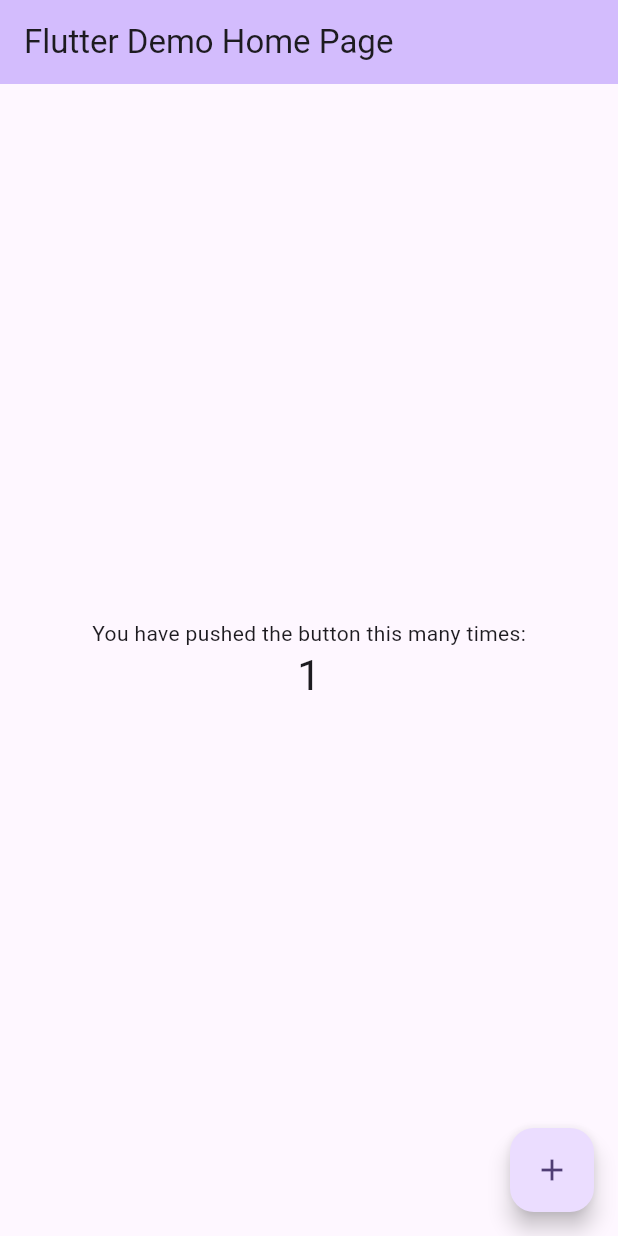
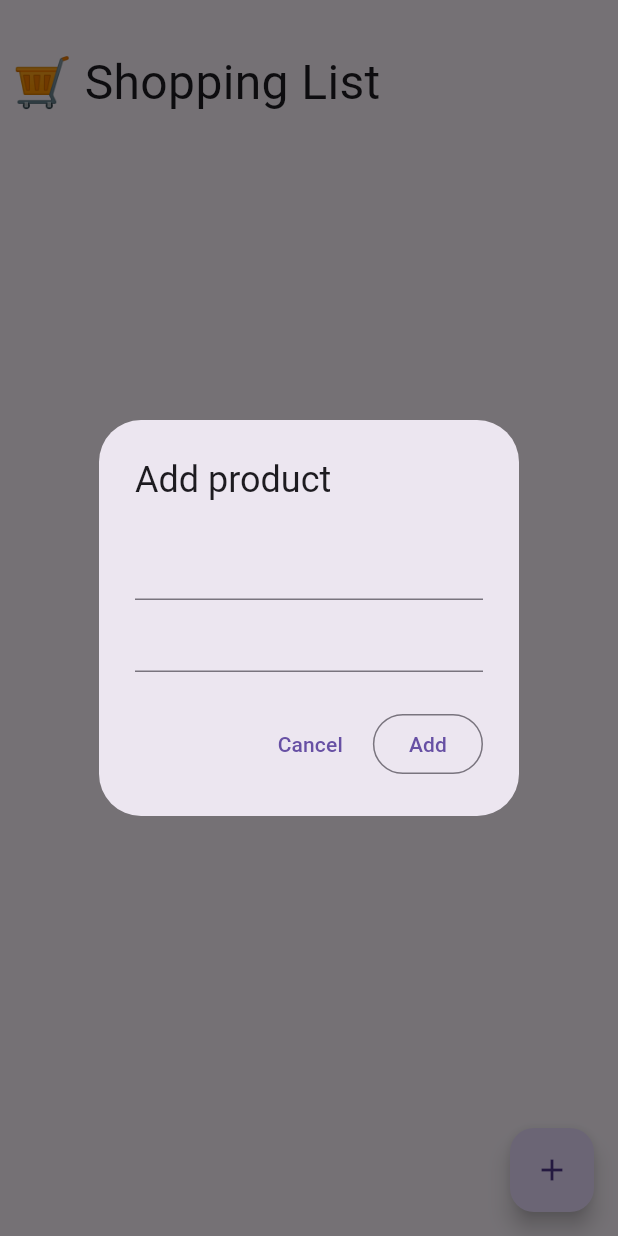
Before and after one commit to ericksonsv/shopping, a Flutter app: the screen it shows after launch, after a tap on the "add" icon, on a phone screen of 412 x 824 dp. Run offline on Flutter 3.47's test engine with Material 3 defaults, Android fonts, the phone set to English and light mode, and no system bars; our stand-ins replace supabase_flutter; accounts and stored records are empty.

Commit message:
Functional Version

```diff
--- a/lib/main.dart
+++ b/lib/main.dart
@@ -1,125 +1,26 @@
 import 'package:flutter/material.dart';
+import 'package:shopping/screens/products.dart';
+import 'package:supabase_flutter/supabase_flutter.dart';
 
-void main() {
+void main() async {
+  WidgetsFlutterBinding.ensureInitialized();
+  await Supabase.initialize(
+    url: 'https://fexjtvsnhtvkqinoajsj.supabase.co',
+    anonKey: 'eyJhbGciOiJIUzI1NiIsInR5cCI6IkpXVCJ9.eyJpc3MiOiJzdXBhYmFzZSIsInJlZiI6ImZleGp0dnNuaHR2a3Fpbm9hanNqIiwicm9sZSI6ImFub24iLCJpYXQiOjE3MzgzODA1NDksImV4cCI6MjA1Mzk1NjU0OX0.xTKsSIeXekzeWk3NbGVG8iO5k7KiFmVKsB8k01en7gQ',
+    debug: true,
+  );
   runApp(const MyApp());
 }
 
 class MyApp extends StatelessWidget {
   const MyApp({super.key});
 
-  // This widget is the root of your application.
   @override
   Widget build(BuildContext context) {
     return MaterialApp(
-      title: 'Flutter Demo',
-      theme: ThemeData(
-        // This is the theme of your application.
-        //
-        // TRY THIS: Try running your application with "flutter run". You'll see
-        // the application has a purple toolbar. Then, without quitting the app,
-        // try changing the seedColor in the colorScheme below to Colors.green
-        // and then invoke "hot reload" (save your changes or press the "hot
-        // reload" button in a Flutter-supported IDE, or press "r" if you used
-        // the command line to start the app).
-        //
-        // Notice that the counter didn't reset back to zero; the application
-        // state is not lost during the reload. To reset the state, use hot
-        // restart instead.
-        //
-        // This works for code too, not just values: Most code changes can be
-        // tested with just a hot reload.
-        colorScheme: ColorScheme.fromSeed(seedColor: Colors.deepPurple),
-        useMaterial3: true,
-      ),
-      home: const MyHomePage(title: 'Flutter Demo Home Page'),
+      debugShowCheckedModeBanner: false,
+      title: 'ESV ShoppingApp',
+      home: Products()
     );
   }
 }
-
-class MyHomePage extends StatefulWidget {
-  const MyHomePage({super.key, required this.title});
-
-  // This widget is the home page of your application. It is stateful, meaning
-  // that it has a State object (defined below) that contains fields that affect
-  // how it looks.
-
-  // This class is the configuration for the state. It holds the values (in this
-  // case the title) provided by the parent (in this case the App widget) and
-  // used by the build method of the State. Fields in a Widget subclass are
-  // always marked "final".
-
-  final String title;
-
-  @override
-  State<MyHomePage> createState() => _MyHomePageState();
-}
-
-class _MyHomePageState extends State<MyHomePage> {
-  int _counter = 0;
-
-  void _incrementCounter() {
-    setState(() {
-      // This call to setState tells the Flutter framework that something has
-      // changed in this State, which causes it to rerun the build method below
-      // so that the display can reflect the updated values. If we changed
-      // _counter without calling setState(), then the build method would not be
-      // called again, and so nothing would appear to happen.
-      _counter++;
-    });
-  }
-
-  @override
-  Widget build(BuildContext context) {
-    // This method is rerun every time setState is called, for instance as done
-    // by the _incrementCounter method above.
-    //
-    // The Flutter framework has been optimized to make rerunning build methods
-    // fast, so that you can just rebuild anything that needs updating rather
-    // than having to individually change instances of widgets.
-    return Scaffold(
-      appBar: AppBar(
-        // TRY THIS: Try changing the color here to a specific color (to
-        // Colors.amber, perhaps?) and trigger a hot reload to see the AppBar
-        // change color while the other colors stay the same.
-        backgroundColor: Theme.of(context).colorScheme.inversePrimary,
-        // Here we take the value from the MyHomePage object that was created by
-        // the App.build method, and use it to set our appbar title.
-        title: Text(widget.title),
-      ),
-      body: Center(
-        // Center is a layout widget. It takes a single child and positions it
-        // in the middle of the parent.
-        child: Column(
-          // Column is also a layout widget. It takes a list of children and
-          // arranges them vertically. By default, it sizes itself to fit its
-          // children horizontally, and tries to be as tall as its parent.
-          //
-          // Column has various properties to control how it sizes itself and
-          // how it positions its children. Here we use mainAxisAlignment to
-          // center the children vertically; the main axis here is the vertical
-          // axis because Columns are vertical (the cross axis would be
-          // horizontal).
-          //
-          // TRY THIS: Invoke "debug painting" (choose the "Toggle Debug Paint"
-          // action in the IDE, or press "p" in the console), to see the
-          // wireframe for each widget.
-          mainAxisAlignment: MainAxisAlignment.center,
-          children: <Widget>[
-            const Text(
-              'You have pushed the button this many times:',
-            ),
-            Text(
-              '$_counter',
-              style: Theme.of(context).textTheme.headlineMedium,
-            ),
-          ],
-        ),
-      ),
-      floatingActionButton: FloatingActionButton(
-        onPressed: _incrementCounter,
-        tooltip: 'Increment',
-        child: const Icon(Icons.add),
-      ), // This trailing comma makes auto-formatting nicer for build methods.
-    );
-  }
-}
--- /dev/null
+++ b/lib/screens/products.dart
@@ -0,0 +1,270 @@
+import 'package:flutter/material.dart';
+import 'package:supabase_flutter/supabase_flutter.dart';
+
+final supabase = Supabase.instance.client;
+final myChannel = supabase.channel('my_channel');
+
+class Products extends StatefulWidget {
+  const Products({super.key});
+
+  @override
+  State<Products> createState() => _ProductsState();
+}
+
+class _ProductsState extends State<Products> {
+
+  final TextEditingController nameController = TextEditingController();
+  final TextEditingController quantityController = TextEditingController();
+
+  List<Map<String, dynamic>> products = [];
+
+  @override
+  void initState() {
+    _fetchProducts();
+    _subscribeToRealtime();
+    super.initState();
+  }
+
+  // Fetch all products
+  Future<void> _fetchProducts() async {
+    final response = await supabase.from('products').select('*').order('name', ascending: true);
+    setState(() {
+      products = List<Map<String, dynamic>>.from(response);
+    });
+  }
+
+  // Subscribe to real-time changes
+  void _subscribeToRealtime() {
+    myChannel
+    .onPostgresChanges(
+      event: PostgresChangeEvent.all,
+      schema: 'public',
+      table: 'products',
+      callback: (payload) => _fetchProducts()
+    )
+    .subscribe();
+  }
+
+  // SHOW DIALOG TO ADD NEW PRODUCT
+  void addProductDialog() {
+    showDialog(
+      barrierDismissible: false,
+      context: context,
+      builder: (context) => AlertDialog(
+        title: Text('Add product'),
+        content: Form(
+          child: Column(
+            mainAxisSize: MainAxisSize.min,
+            children: [
+              // Name
+              TextFormField(
+                controller: nameController,
+              ),
+              // Quantity
+              TextFormField(
+                controller: quantityController,
+                keyboardType: TextInputType.number,
+              )
+            ],
+          )
+        ),
+        actions: [
+          TextButton(
+            onPressed: () {
+              Navigator.pop(context);
+            },
+            child: Text('Cancel')
+          ),
+          OutlinedButton(
+            onPressed: () async {
+              await supabase.from('products').insert(
+                {
+                  'name': nameController.text.trim(),
+                  'quantity': int.parse(quantityController.text.trim())
+                }
+              );
+              nameController.clear();
+              quantityController.clear();
+              Navigator.pop(context);
+            },
+            child: Text('Add')
+          )
+        ],
+      ),
+    );
+  }
+
+  // SHOW DIALOG TO EDIT NEW PRODUCT
+  void editProductDialog(int index) {
+    final product = products[index];
+    nameController.text = product['name'];
+    quantityController.text = product['quantity'].toString();
+    showDialog(
+      barrierDismissible: false,
+      context: context,
+      builder: (context) => AlertDialog(
+        title: Text('Edit product'),
+        content: Form(
+          child: Column(
+            mainAxisSize: MainAxisSize.min,
+            children: [
+              // Name
+              TextFormField(
+                controller: nameController,
+              ),
+              // Quantity
+              TextFormField(
+                controller: quantityController,
+                keyboardType: TextInputType.number,
+              )
+            ],
+          )
+        ),
+        actions: [
+          TextButton(
+            onPressed: () {
+              Navigator.pop(context);
+            },
+            child: Text('Cancel')
+          ),
+          OutlinedButton(
+            onPressed: () async {
+              await supabase.from('products').update(
+                {
+                  'name': nameController.text.trim(),
+                  'quantity': int.parse(quantityController.text.trim())
+                }
+              ).eq('id', product['id']);
+              nameController.clear();
+              quantityController.clear();
+              Navigator.pop(context);
+            },
+            child: Text('Update')
+          )
+        ],
+      ),
+    );
+  }
+
+  // Toggle completion status
+  Future<void> toggleCheck(int id, bool isChecked) async {
+    print('$id, $isChecked');
+    await supabase.from('products').update({'checked': !isChecked}).eq('id', id);
+  }
+
+  // Delete a todo
+  Future<void> deleteProduct(int id) async {
+    await supabase.from('products').delete().eq('id', id);
+  }
+
+  @override
+  Widget build(BuildContext context) {
+    return Scaffold(
+      body: SafeArea(
+        child: SingleChildScrollView(
+          padding: EdgeInsets.only(
+            left: 8,
+            right: 8,
+            top: 32,
+            bottom: 88,
+          ),
+          child: Column(
+            crossAxisAlignment: CrossAxisAlignment.stretch,
+            children: [
+              Text(
+                '🛒 Shopping List',
+                style: TextStyle(
+                  fontSize: 32
+                ),
+              ),
+              const SizedBox(height: 32),
+              ListView.builder(
+                physics: NeverScrollableScrollPhysics(),
+                shrinkWrap: true,
+                itemCount: products.length,
+                itemBuilder: (context, index) {
+                  final product = products[index];
+                  return Card(
+                    color: Colors.white,
+                    child: Padding(
+                      padding: const EdgeInsets.all(16),
+                      child: Row(
+                        mainAxisSize: MainAxisSize.min,
+                        children: [
+
+                          // LEFT
+                          Expanded(
+                            flex: 1,
+                            child: Column(
+                              crossAxisAlignment: CrossAxisAlignment.start,
+                              children: [
+                                Text(
+                                  product['name'],
+                                  style: TextStyle(
+                                    fontSize: 20,
+                                    fontWeight: FontWeight.bold
+                                  ),
+                                ),
+                                Text(
+                                  'Quantity: ${product['quantity']}',
+                                  style: TextStyle(
+                                    fontWeight: FontWeight.bold,
+                                    fontSize: 18,
+                                    color: Colors.grey.shade600
+                                  ),
+                                ),
+                              ],
+                            ),
+                          ),
+
+                          // RIGHT
+                          Expanded(
+                            flex: 1,
+                            child: Row(
+                              mainAxisAlignment: MainAxisAlignment.end,
+                              children: [
+
+                                // Check
+                                Checkbox(
+                                  value: product['checked'],
+                                  onChanged: (value) => toggleCheck(product['id'], product['checked'])
+                                ),
+
+                                // Edit
+                                product['checked'] == false
+                                ? IconButton(
+                                    onPressed: () => editProductDialog(index),
+                                    icon: Icon(Icons.edit)
+                                  )
+                                : const SizedBox(),
+
+                                // Delete
+                                IconButton(
+                                  onPressed: () => deleteProduct(product['id']),
+                                  icon: Icon(
+                                    Icons.delete,
+                                    color: Colors.red
+                                  )
+                                ),
+
+                              ],
+                            )
+                          )
+
+                        ],
+                      ),
+                    ),
+                  );
+                },
+              ),
+            ],
+          ),
+        ),
+      ),
+      floatingActionButton: FloatingActionButton(
+        onPressed: addProductDialog,
+        child: Icon(Icons.add),
+      ),
+    );
+  }
+}
--- a/pubspec.yaml
+++ b/pubspec.yaml
@@ -34,6 +34,7 @@ dependencies:
   # The following adds the Cupertino Icons font to your application.
   # Use with the CupertinoIcons class for iOS style icons.
   cupertino_icons: ^1.0.8
+  supabase_flutter: ^2.8.3
 
 dev_dependencies:
   flutter_test:
```
Also changed, not shown: lib/screens/login.dart (added, +14 -0 lines), pubspec.lock, 3 other files.
